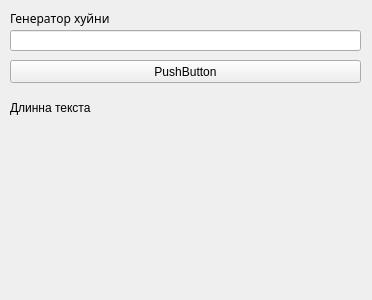
The window that PyQTT/CountSimbol/simGui.ui (erfaenda/PiuPiu) describes before a commit, drawn with Qt 5.
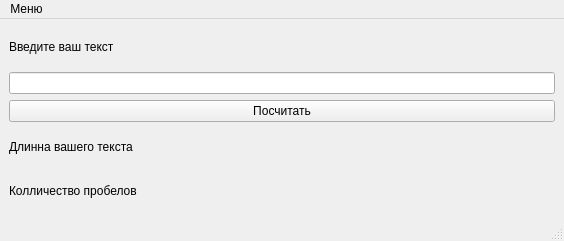
The same window after the commit.

The edit to the form file:
```diff
--- a/PyQTT/CountSimbol/simGui.ui
+++ b/PyQTT/CountSimbol/simGui.ui
@@ -1,72 +1,76 @@
 <?xml version="1.0" encoding="UTF-8"?>
 <ui version="4.0">
- <class>Form</class>
- <widget class="QWidget" name="Form">
+ <class>MainWindow</class>
+ <widget class="QMainWindow" name="MainWindow">
   <property name="geometry">
    <rect>
     <x>0</x>
     <y>0</y>
-    <width>372</width>
-    <height>300</height>
+    <width>564</width>
+    <height>241</height>
    </rect>
   </property>
   <property name="windowTitle">
    <string>Form</string>
   </property>
-  <widget class="QPushButton" name="pushButton">
-   <property name="geometry">
-    <rect>
-     <x>10</x>
-     <y>60</y>
-     <width>351</width>
-     <height>23</height>
-    </rect>
-   </property>
-   <property name="text">
-    <string>PushButton</string>
-   </property>
+  <widget class="QWidget" name="centralwidget">
+   <layout class="QVBoxLayout" name="verticalLayout">
+    <item>
+     <widget class="QLabel" name="label">
+      <property name="text">
+       <string>Введите ваш текст</string>
+      </property>
+     </widget>
+    </item>
+    <item>
+     <widget class="QLineEdit" name="lineEdit"/>
+    </item>
+    <item>
+     <widget class="QPushButton" name="pushButton">
+      <property name="text">
+       <string>Посчитать</string>
+      </property>
+     </widget>
+    </item>
+    <item>
+     <widget class="QLabel" name="label_2">
+      <property name="text">
+       <string>Длинна вашего текста</string>
+      </property>
+     </widget>
+    </item>
+    <item>
+     <widget class="QLabel" name="label_3">
+      <property name="text">
+       <string>Колличество пробелов</string>
+      </property>
+     </widget>
+    </item>
+   </layout>
   </widget>
-  <widget class="QLineEdit" name="lineEdit">
+  <widget class="QMenuBar" name="menubar">
    <property name="geometry">
     <rect>
-     <x>10</x>
-     <y>30</y>
-     <width>351</width>
-     <height>21</height>
+     <x>0</x>
+     <y>0</y>
+     <width>564</width>
+     <height>30</height>
     </rect>
    </property>
+   <widget class="QMenu" name="menu">
+    <property name="title">
+     <string>Меню</string>
+    </property>
+    <addaction name="action"/>
+   </widget>
+   <addaction name="menu"/>
   </widget>
-  <widget class="QLabel" name="label">
-   <property name="geometry">
-    <rect>
-     <x>10</x>
-     <y>100</y>
-     <width>351</width>
-     <height>16</height>
-    </rect>
-   </property>
+  <widget class="QStatusBar" name="statusbar"/>
+  <action name="action">
    <property name="text">
-    <string>Длинна текста</string>
+    <string>Выход</string>
    </property>
-  </widget>
-  <widget class="QLabel" name="label_2">
-   <property name="geometry">
-    <rect>
-     <x>10</x>
-     <y>10</y>
-     <width>351</width>
-     <height>16</height>
-    </rect>
-   </property>
-   <property name="font">
-    <font>
-     <family>Segoe Print</family>
-    </font>
-   </property>
-   <property name="text">
-    <string>Генератор хуйни</string>
-   </property>
-  </widget>
+  </action>
  </widget>
  <resources/>
  <connections/>
```
Left out of the diff: 2 changed lines with no effect on the pictures.
